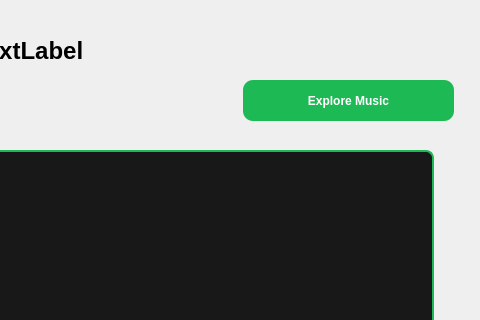
Before: the Qt Designer form listenerwindow.ui in Fatemehasadi86/spotify1, drawn with Qt 5; both pictures show x 197 to 677 and y 0 to 320 of the 677 by 615 pixel window.
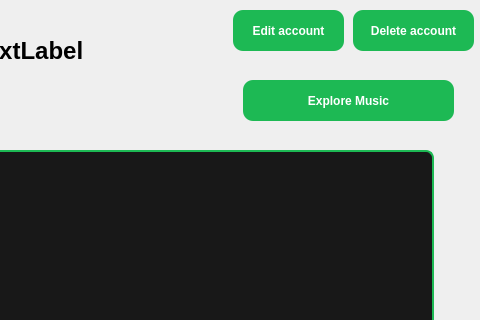
After: the same form once the commit is applied.

Commit message: Create delete and edit account

What changed in the file:
```diff
--- a/listenerwindow.ui
+++ b/listenerwindow.ui
@@ -176,7 +176,7 @@
     <string>Logout</string>
    </property>
   </widget>
-  <widget class="QWidget" name="">
+  <widget class="QWidget" name="layoutWidget">
    <property name="geometry">
     <rect>
      <x>20</x>
@@ -226,6 +226,32 @@
     </item>
    </layout>
   </widget>
+  <widget class="QPushButton" name="pushButton_6">
+   <property name="geometry">
+    <rect>
+     <x>430</x>
+     <y>10</y>
+     <width>111</width>
+     <height>41</height>
+    </rect>
+   </property>
+   <property name="text">
+    <string>Edit account</string>
+   </property>
+  </widget>
+  <widget class="QPushButton" name="pushButton_7">
+   <property name="geometry">
+    <rect>
+     <x>550</x>
+     <y>10</y>
+     <width>121</width>
+     <height>41</height>
+    </rect>
+   </property>
+   <property name="text">
+    <string>Delete account</string>
+   </property>
+  </widget>
  </widget>
  <resources/>
  <connections/>
```
The commit also changes 56 other files.
